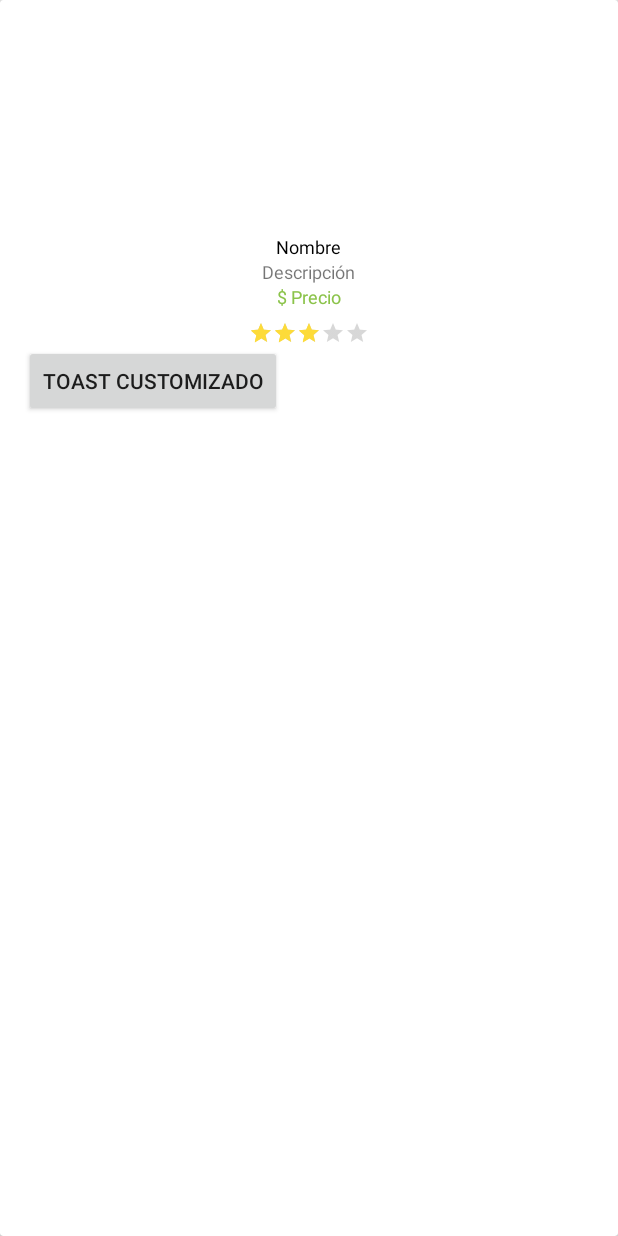
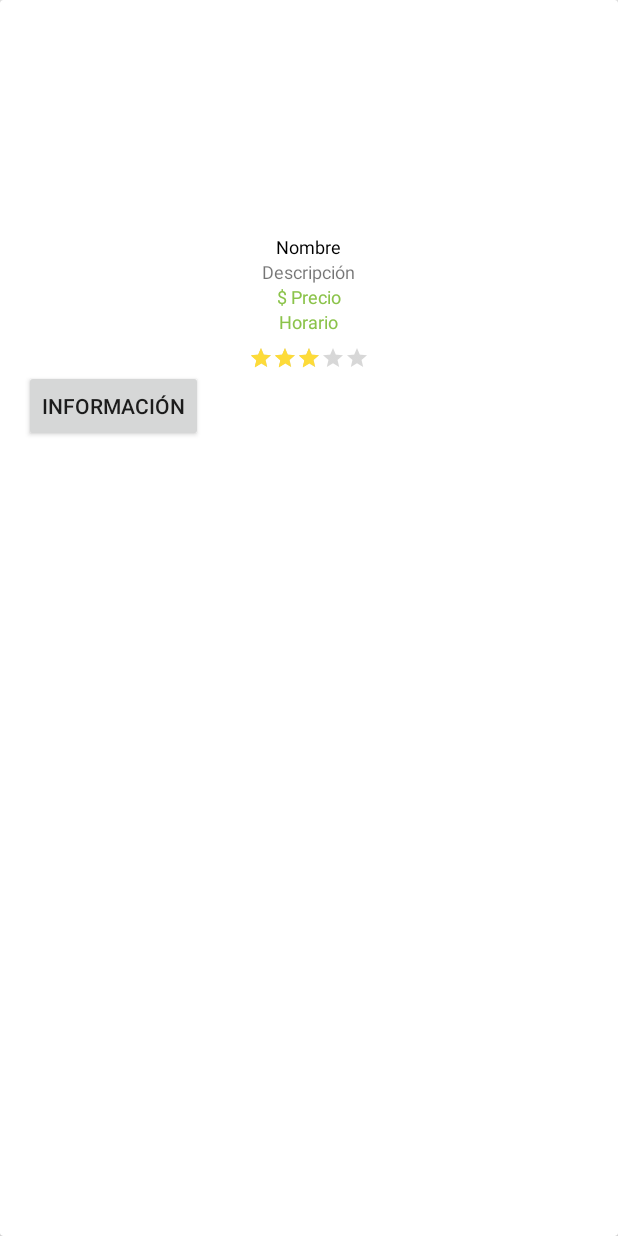
Before and after one commit to EriAlvarez/Movilesotono, an Android app: the layout grid_item.xml on its own in the app's theme, with its tools: preview values and no code run, on a phone screen of 412 x 824 dp. Run offline under Robolectric (Android 15) with nearby library versions, the phone set to English and light mode, and no system bars.

Commit message:
Agregado el campo horario

```diff
--- a/app/src/main/java/com/herprogramacion/trickmarket/GridFragment.java
+++ b/app/src/main/java/com/herprogramacion/trickmarket/GridFragment.java
@@ -100,6 +100,10 @@ public class GridFragment extends Fragment {
         TextView descripcion = (TextView) view.findViewById(R.id.descripcion);
         descripcion.setText(item.getDescripcion());
 
+        //Seteando horario
+        TextView horario = (TextView) view.findViewById(R.id.horario);
+        horario.setText(item.getHorario());
+
         // Seteando Precio
         TextView precio = (TextView) view.findViewById(R.id.precio);
         precio.setText(item.getPrecio());
@@ -108,6 +112,7 @@ public class GridFragment extends Fragment {
         RatingBar ratingBar = (RatingBar) view.findViewById(R.id.rating);
         ratingBar.setRating(item.getRating());
 
+
         return view;
     }
 }
--- a/app/src/main/java/com/herprogramacion/trickmarket/MainActivity.java
+++ b/app/src/main/java/com/herprogramacion/trickmarket/MainActivity.java
@@ -153,6 +153,8 @@ public class MainActivity extends AppCompatActivity {
             return mFragmentTitles.get(position);
         }
     }
+
+    //Mensaje Toast Customizado
     public void prueba3(View v) {
         LayoutInflater inflater = getLayoutInflater();
         View layout = inflater.inflate(R.layout.toast1,	null);
--- a/app/src/main/res/layout/grid_item.xml
+++ b/app/src/main/res/layout/grid_item.xml
@@ -49,6 +49,15 @@
             android:textAppearance="?android:attr/textAppearanceSmall"
             android:textColor="@color/primaryColor"
             android:textSize="@dimen/grid_item_text_size" />
+        <TextView
+            android:id="@+id/horario"
+            android:layout_width="wrap_content"
+            android:layout_height="wrap_content"
+            android:layout_gravity="center_horizontal"
+            android:text="Horario"
+            android:textAppearance="?android:attr/textAppearanceSmall"
+            android:textColor="@color/primaryColor"
+            android:textSize="@dimen/grid_item_text_size" />
 
         <RatingBar
             android:id="@+id/rating"
@@ -62,18 +71,12 @@
             android:progressTint="#FDDB39"
             android:rating="3"
             android:secondaryProgressTint="#FDDB39" />
-       <!-- <Button
-            android:id="@+id/button_toast"
-            android:layout_width="wrap_content"
-            android:layout_height="wrap_content"
-            android:layout_below="@+id/rating"
-            android:layout_centerHorizontal="true"
-            android:text="Información"/>-->
+
         <Button
             android:id="@+id/button3"
             android:layout_width="wrap_content"
             android:layout_height="wrap_content"
-            android:text="Toast customizado"
+            android:text="Información"
             android:onClick="prueba3"/>
     </LinearLayout>
 </android.support.v7.widget.CardView>
--- a/app/src/main/res/layout/toast1.xml
+++ b/app/src/main/res/layout/toast1.xml
@@ -3,14 +3,14 @@
     xmlns:android="http://schemas.android.com/apk/res/android"
     android:layout_width="match_parent"
     android:layout_height="match_parent"
-    android:orientation="horizontal" android:background="#ff0">
+    android:orientation="horizontal" android:background="#689F38">
     <ImageView
         android:layout_height="wrap_content"
         android:layout_width="wrap_content"
-        android:src="@drawable/ic_add_circle_black_36dp"
+        android:src="@drawable/ic_announcement_black_36dp"
         android:id="@+id/imageView1"/>
     <TextView
-        android:text="Toast customizado"
+        android:text="Encuentra la ubicación en la sección de mapas"
         android:layout_width="wrap_content"
         android:id="@+id/textView1"
         android:layout_gravity="right"
```
Also changed, not shown: app/src/main/java/com/herprogramacion/trickmarket/GridAdapter.java (+6 -9 lines), app/src/main/java/com/herprogramacion/trickmarket/Product.java (+8 -1 lines), app/src/main/java/com/herprogramacion/trickmarket/Products.java (+10 -0 lines), app/src/main/res/layout/grid_header.xml (+10 -0 lines), app/src/main/res/drawable-hdpi/ic_announcement_black_36dp.png (added), app/src/main/res/drawable-mdpi/ic_announcement_black_36dp.png (added), app/src/main/res/drawable-xhdpi/ic_announcement_black_36dp.png (added), app/src/main/res/drawable-xxhdpi/ic_announcement_black_36dp.png (added), app/src/main/res/drawable-xxxhdpi/ic_announcement_black_36dp.png (added).
